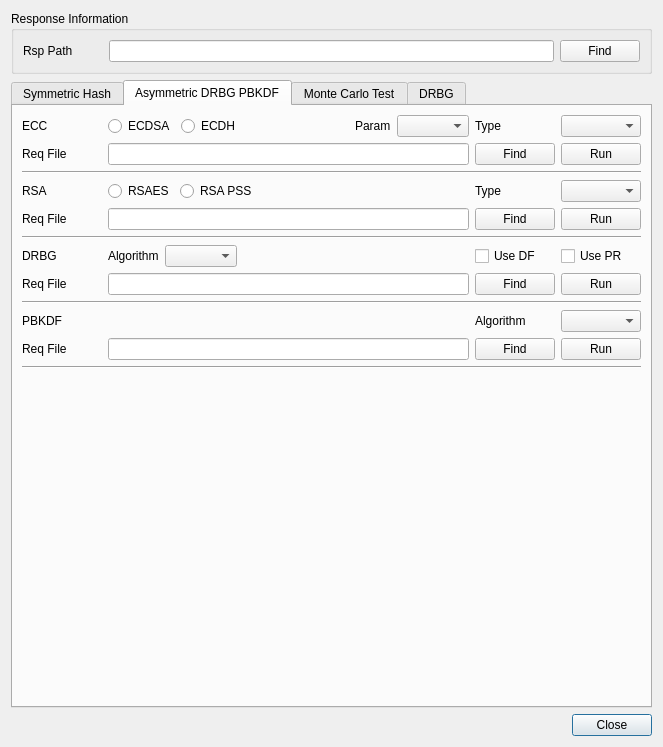
The window that BerEditor/cavp_dlg.ui (jykim74/BerEditor) describes before a commit, drawn with Qt 5.
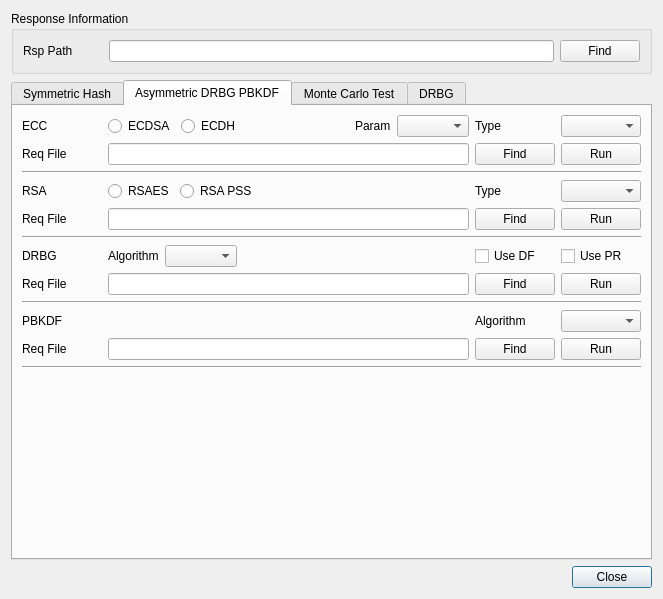
The same window after the commit.

```diff
--- a/BerEditor/cavp_dlg.ui
+++ b/BerEditor/cavp_dlg.ui
@@ -7,7 +7,7 @@
     <x>0</x>
     <y>0</y>
     <width>663</width>
-    <height>747</height>
+    <height>578</height>
    </rect>
   </property>
   <property name="windowTitle">
```
